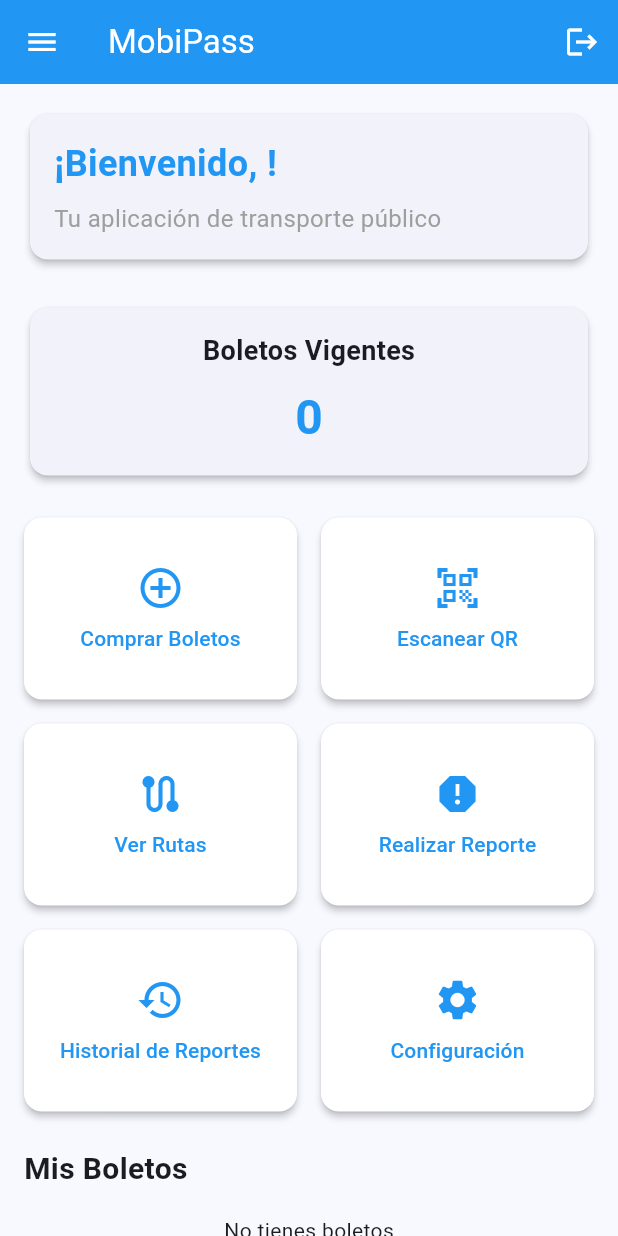
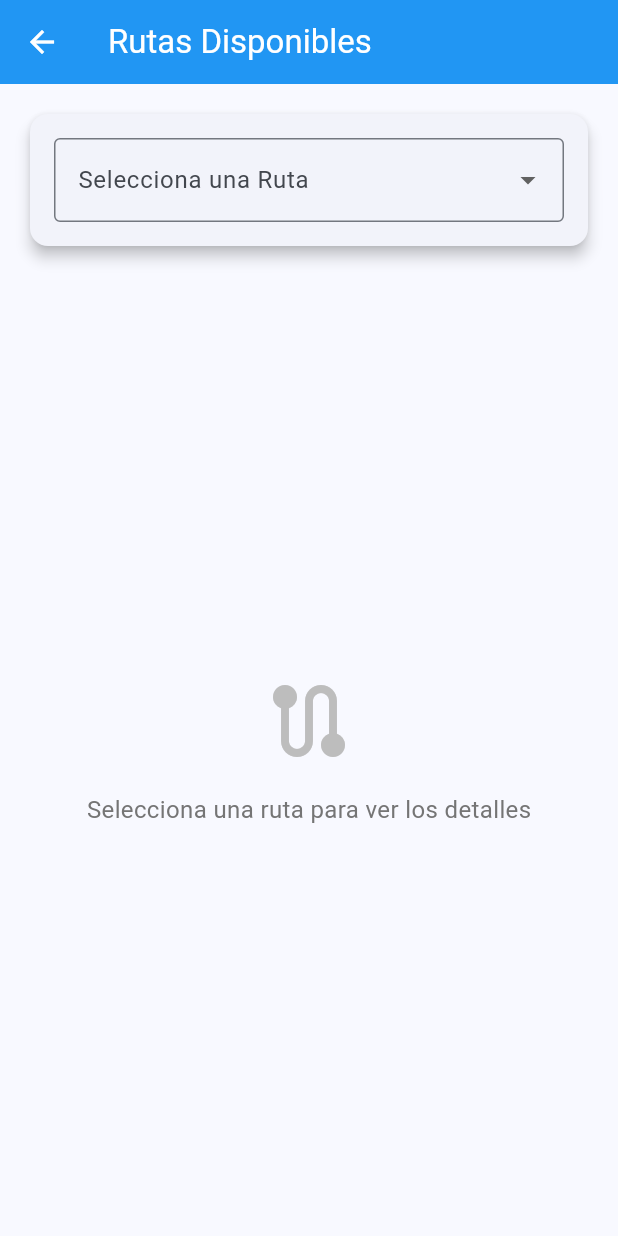
Before and after one commit to MichellPolicarpio/MobiPass, a Flutter app: the HomeScreen screen opened directly with empty values, after a tap on "Ver Rutas", on a phone screen of 412 x 824 dp. Run offline on Flutter 3.47's test engine with Material 3 defaults, Android fonts, the phone set to English and light mode, and no system bars; network calls fail.

Commit message:
feat: Implementación de la vista de rutas con imágenes y actualización de nombres de rutas

```diff
--- a/lib/screens/home_screen.dart
+++ b/lib/screens/home_screen.dart
@@ -5,6 +5,7 @@ import '../models/user.dart';
 import '../models/ticket.dart';
 import 'buy_tickets_screen.dart';
 import 'help_screen.dart';
+import 'routes_screen.dart';
 import '../main.dart';
 
 class HomeScreen extends StatefulWidget {
@@ -311,7 +312,12 @@ class _HomeScreenState extends State<HomeScreen> {
                     icon: Icons.route,
                     label: 'Ver Rutas',
                     onPressed: () {
-                      // TODO: Implementar vista de rutas
+                      Navigator.push(
+                        context,
+                        MaterialPageRoute(
+                          builder: (context) => const RoutesScreen(),
+                        ),
+                      );
                     },
                   ),
                   _buildActionButton(
--- /dev/null
+++ b/lib/screens/routes_screen.dart
@@ -0,0 +1,117 @@
+import 'package:flutter/material.dart';
+
+class RoutesScreen extends StatefulWidget {
+  const RoutesScreen({super.key});
+
+  @override
+  State<RoutesScreen> createState() => _RoutesScreenState();
+}
+
+class _RoutesScreenState extends State<RoutesScreen> {
+  String? _selectedRoute;
+  final Map<String, String> _routeImages = {
+    'Boca del Río Penacho': 'assets/images/BocaPenacho.jpg',
+    'Bolivar Lomas 4': 'assets/images/BolivarLomas.jpg',
+    'Comercial Mexicana': 'assets/images/ComercialMexicana.jpg',
+    'Norte Sur Lomas 4': 'assets/images/NorteSur.jpg',
+  };
+
+  @override
+  Widget build(BuildContext context) {
+    return Scaffold(
+      appBar: AppBar(
+        title: const Text('Rutas Disponibles'),
+        backgroundColor: Colors.blue,
+        foregroundColor: Colors.white,
+      ),
+      body: Padding(
+        padding: const EdgeInsets.all(16.0),
+        child: Column(
+          crossAxisAlignment: CrossAxisAlignment.stretch,
+          children: [
+            Card(
+              elevation: 4,
+              child: Padding(
+                padding: const EdgeInsets.all(16.0),
+                child: DropdownButtonFormField<String>(
+                  decoration: const InputDecoration(
+                    labelText: 'Selecciona una Ruta',
+                    border: OutlineInputBorder(),
+                  ),
+                  value: _selectedRoute,
+                  items: _routeImages.keys.map((String route) {
+                    return DropdownMenuItem<String>(
+                      value: route,
+                      child: Text(route),
+                    );
+                  }).toList(),
+                  onChanged: (String? newValue) {
+                    setState(() {
+                      _selectedRoute = newValue;
+                    });
+                  },
+                ),
+              ),
+            ),
+            const SizedBox(height: 24),
+            if (_selectedRoute != null)
+              Expanded(
+                child: Card(
+                  elevation: 4,
+                  child: Padding(
+                    padding: const EdgeInsets.all(16.0),
+                    child: Column(
+                      crossAxisAlignment: CrossAxisAlignment.stretch,
+                      children: [
+                        Text(
+                          _selectedRoute!,
+                          style: const TextStyle(
+                            fontSize: 20,
+                            fontWeight: FontWeight.bold,
+                          ),
+                          textAlign: TextAlign.center,
+                        ),
+                        const SizedBox(height: 16),
+                        Expanded(
+                          child: ClipRRect(
+                            borderRadius: BorderRadius.circular(8),
+                            child: Image.asset(
+                              _routeImages[_selectedRoute]!,
+                              fit: BoxFit.contain,
+                            ),
+                          ),
+                        ),
+                      ],
+                    ),
+                  ),
+                ),
+              ),
+            if (_selectedRoute == null)
+              Expanded(
+                child: Center(
+                  child: Column(
+                    mainAxisAlignment: MainAxisAlignment.center,
+                    children: [
+                      Icon(
+                        Icons.route,
+                        size: 64,
+                        color: Colors.grey[400],
+                      ),
+                      const SizedBox(height: 16),
+                      Text(
+                        'Selecciona una ruta para ver los detalles',
+                        style: TextStyle(
+                          fontSize: 16,
+                          color: Colors.grey[600],
+                        ),
+                      ),
+                    ],
+                  ),
+                ),
+              ),
+          ],
+        ),
+      ),
+    );
+  }
+}
--- a/pubspec.yaml
+++ b/pubspec.yaml
@@ -89,3 +89,6 @@ flutter:
   #
   # For details regarding fonts from package dependencies,
   # see https://flutter.dev/to/font-from-package
+
+  assets:
+    - assets/images/
```
Also changed, not shown: assets/images/BocaPenacho.jpg (added), assets/images/BolivarLomas.jpg (added), assets/images/ComercialMexicana.jpg (added), assets/images/NorteSur.jpg (added).
